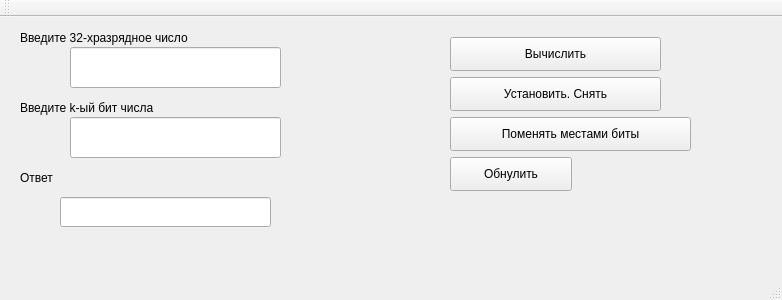
The window that mainwindow.ui (elizarpif/labs) describes before a commit, drawn with Qt 5.
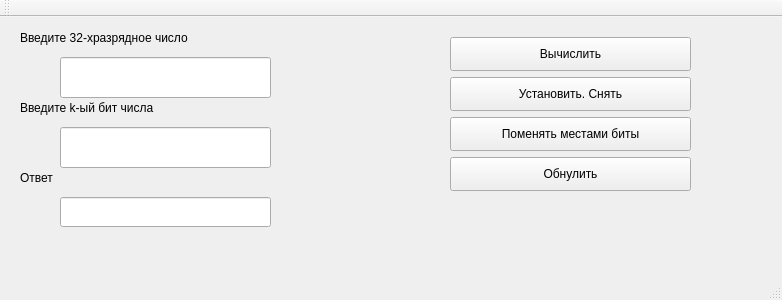
The same window after the commit.

Commit message: отформатировано + добавлены комментарии

Diff of the .ui file:
```diff
--- a/mainwindow.ui
+++ b/mainwindow.ui
@@ -17,8 +17,8 @@
    <widget class="QLineEdit" name="numberLineEdit">
     <property name="geometry">
      <rect>
-      <x>70</x>
-      <y>30</y>
+      <x>60</x>
+      <y>40</y>
       <width>211</width>
       <height>41</height>
      </rect>
@@ -66,8 +66,8 @@
    <widget class="QLineEdit" name="kLineEdit">
     <property name="geometry">
      <rect>
-      <x>70</x>
-      <y>100</y>
+      <x>60</x>
+      <y>110</y>
       <width>211</width>
       <height>41</height>
      </rect>
@@ -91,7 +91,7 @@
      <rect>
       <x>450</x>
       <y>20</y>
-      <width>211</width>
+      <width>241</width>
       <height>34</height>
      </rect>
     </property>
@@ -104,7 +104,7 @@
      <rect>
       <x>450</x>
       <y>60</y>
-      <width>211</width>
+      <width>241</width>
       <height>34</height>
      </rect>
     </property>
@@ -117,7 +117,7 @@
      <rect>
       <x>450</x>
       <y>140</y>
-      <width>122</width>
+      <width>241</width>
       <height>34</height>
      </rect>
     </property>
```
Left out of the diff: 8 changed lines with no effect on the pictures. The commit also changes 3 other files.
